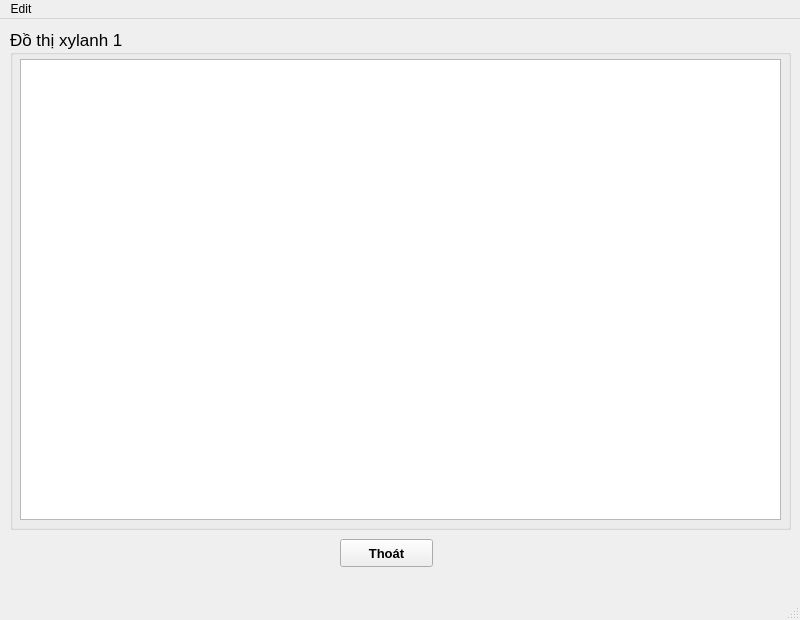
Vuchauduytung/LuanVan, file GUI/GUIgraph_xylanh1.ui: the form before one commit.
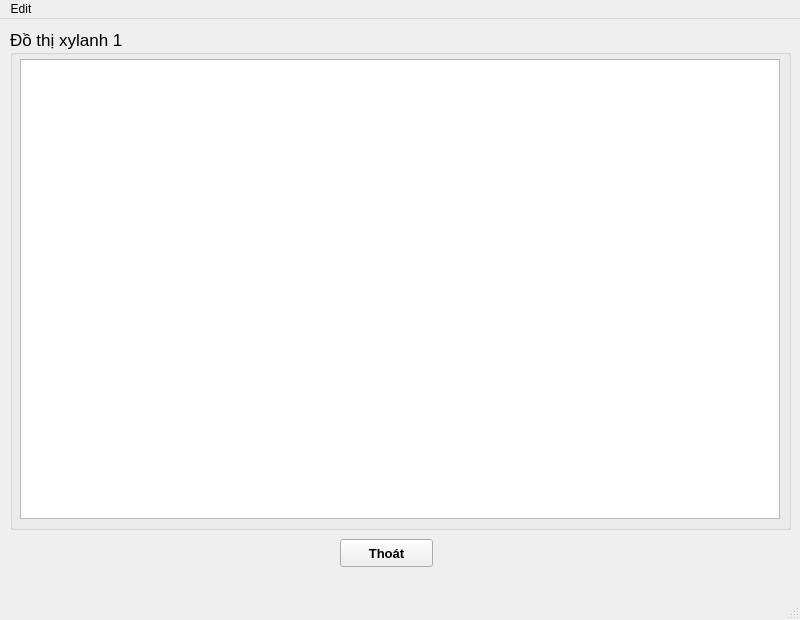
The form after the commit.

What changed in the file:
```diff
--- a/GUI/GUIgraph_xylanh1.ui
+++ b/GUI/GUIgraph_xylanh1.ui
@@ -36,8 +36,8 @@
       <rect>
        <x>10</x>
        <y>30</y>
-       <width>761</width>
-       <height>461</height>
+       <width>760</width>
+       <height>460</height>
       </rect>
      </property>
     </widget>
```
Left out of the diff: 2 changed lines with no effect on the pictures.
